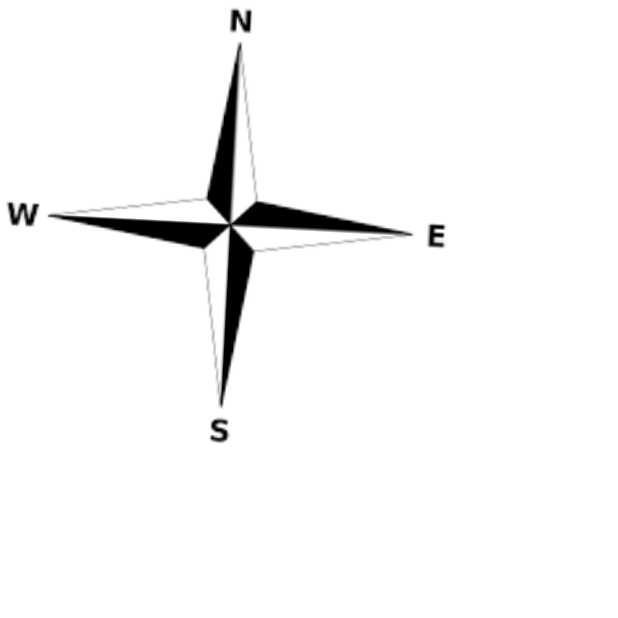
After one commit to mmicastres/sae501-calia-fabian-jules-aiolah, an Android app built with Jetpack Compose: the composable CompassOrThermometre shown on its own in the app's theme, on a phone screen of 412 x 824 dp, the top half of it. The commit adds this screen. Run offline under Robolectric (Android 15) with nearby library versions, the phone set to English and light mode, and no system bars; libraries missing offline, so code that uses them is left out: org.osmdroid.util.

Commit message:
demo 1
we set the first demo that we'll show at the first sprint review

```diff
--- /dev/null
+++ b/app/src/main/java/com/example/castresautresor/CompassOrThermometre.kt
@@ -0,0 +1,20 @@
+package com.example.castresautresor
+
+import android.util.Log
+import androidx.compose.runtime.Composable
+
+
+@Composable
+fun CompassOrThermometre() {
+    val pos2 = Position(43.6210, 2.2661)
+    if (currentPos.getDistance(pos2).toInt() > 99) {
+
+        Compass(point = currentPos, point2 = pos2)
+
+    }else{
+        Thermometre(point = currentPos, point2 = pos2)
+    }
+    Log.e("Position 1", currentPos.toString())
+    Log.e("Calcul", currentPos.getDistance(pos2).toInt().toString())
+
+}
--- a/app/src/main/java/com/example/castresautresor/Thermometre.kt
+++ b/app/src/main/java/com/example/castresautresor/Thermometre.kt
@@ -83,7 +83,7 @@ fun Thermometre(point: Position, point2: Position) {
                             )
                             translate(top = height.toFloat() / 4) {
                                 scale(scaleX = width / 89, scaleY = height.toFloat() / 170) {
-                                    drawCircle(color, radius = 25f)
+                                    drawCircle(color, radius = 26f)
                                 }
                             }
                         }
```
Also changed, not shown: app/src/main/java/com/example/castresautresor/MainActivity.kt (+13 -6 lines).
